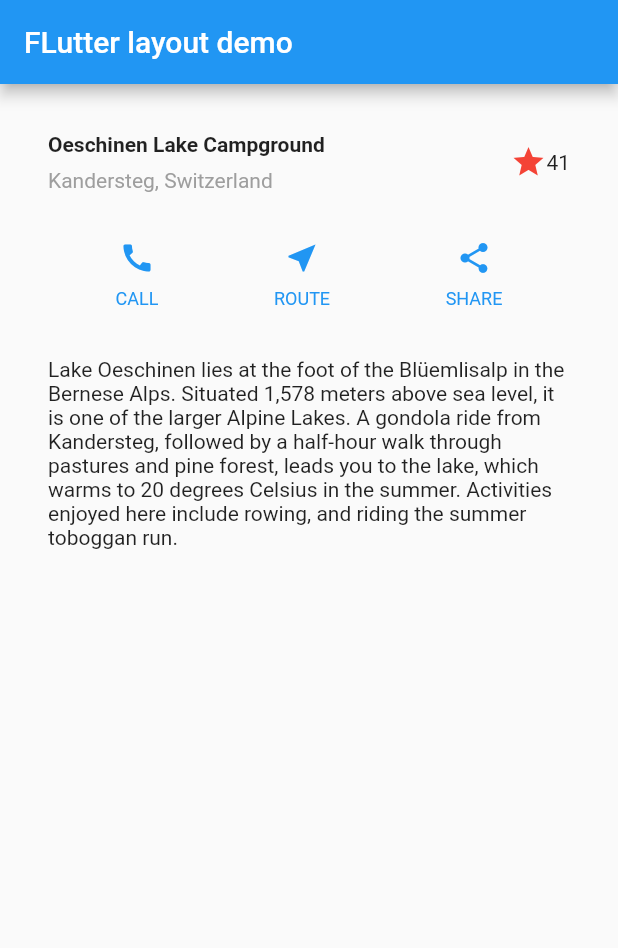
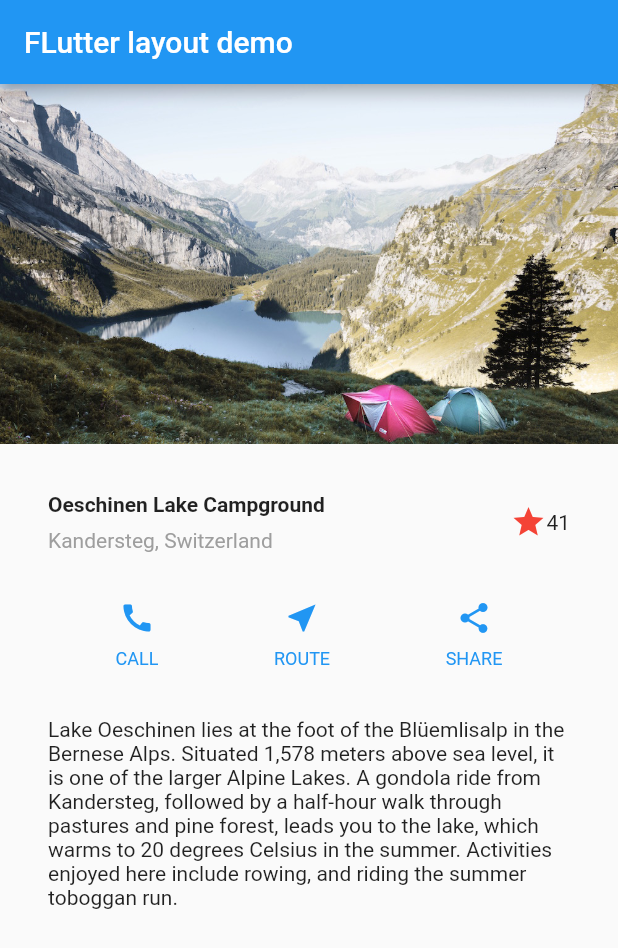
Before and after one commit to hagoromo2000/flutter_layout_official_tutorial, a Flutter app: the screen it shows after launch, on a phone screen of 412 x 824 dp. Shown: the top 948 px of the screen. Run offline on Flutter 3.47's test engine with Material 2 defaults, Android fonts, the phone set to English and light mode, and no system bars.

Commit message:
Add:画像の追加

```diff
--- a/lib/main.dart
+++ b/lib/main.dart
@@ -77,7 +77,14 @@ class MyApp extends StatelessWidget {
         appBar: AppBar(
           title: const Text('FLutter layout demo'),
         ),
-        body: Column(children: [
+        // ListViewはスクロール可能なウィジェット
+        body: ListView(children: [
+          Image.asset(
+            'images/lake.jpg',
+            width: 600,
+            height: 240,
+            fit: BoxFit.cover,
+          ),
           titleSection,
           buttonSection,
           textSection,
```
Also changed, not shown: pubspec.yaml (+4 -6 lines), images/lake.jpg (added).
